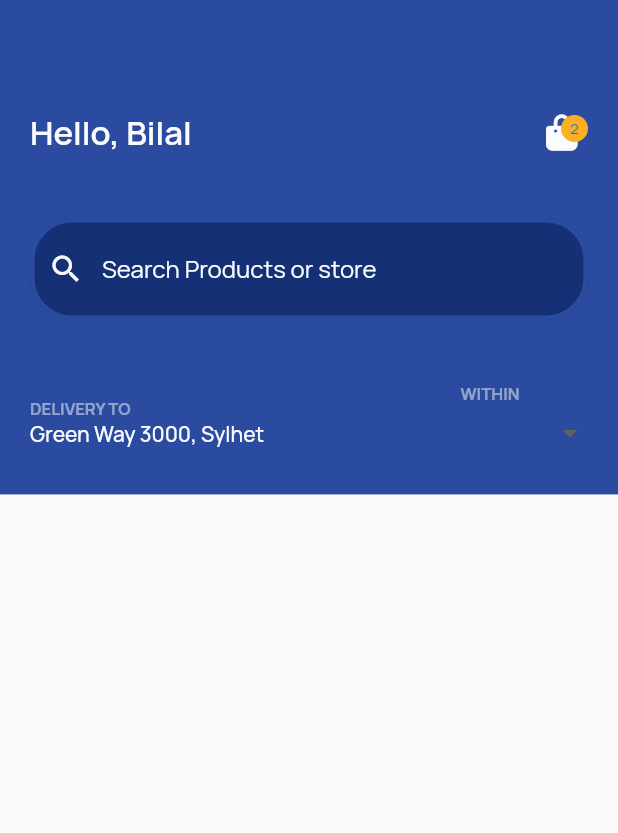
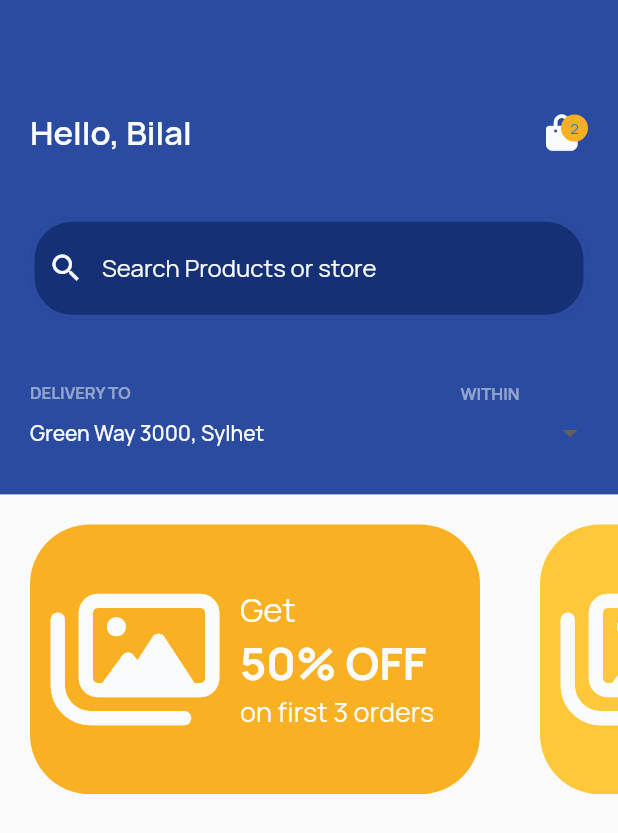
Before and after one commit to Bilal-05/Mini_Project_UI, a Flutter app: the MainMenuView screen opened by its route, on a phone screen of 412 x 824 dp. Shown: the top 833 px of the screen. Run offline on Flutter 3.47's test engine with Material 2 defaults, Android fonts, the phone set to English and light mode, and no system bars; drawn by our look-alikes of dropdown_button2; our stand-ins replace carousel_slider, font_awesome_flutter, lottie; project files that could hold a hidden picture were left out.

Commit message:
Coupons Added

```diff
--- a/lib/Screens/MainMenuView/mainmenu_view.dart
+++ b/lib/Screens/MainMenuView/mainmenu_view.dart
@@ -1,5 +1,6 @@
 import 'package:flutter/material.dart';
 import 'package:mini_project/Screens/MainMenuView/widget/FirstContainer_widgets/firstContainer_Combined.dart';
+import 'package:mini_project/Screens/MainMenuView/widget/Rest_of_the_screen_widgets/coupons.dart';
 
 class MainMenuView extends StatefulWidget {
   const MainMenuView({super.key});
@@ -10,13 +11,19 @@ class MainMenuView extends StatefulWidget {
 
 class _MainMenuViewState extends State<MainMenuView> {
   @override
+  @override
   Widget build(BuildContext context) {
-    return const Scaffold(
+    return Scaffold(
       body: SafeArea(
-        child: Column(
-          children: [
-            FirstContainer(),
-          ],
+        child: Container(
+          child: const SingleChildScrollView(
+            child: Column(
+              children: [
+                FirstContainer(),
+                Coupons(),
+              ],
+            ),
+          ),
         ),
       ),
     );
--- a/lib/Screens/MainMenuView/widget/FirstContainer_widgets/firstRow_Info.dart
+++ b/lib/Screens/MainMenuView/widget/FirstContainer_widgets/firstRow_Info.dart
@@ -12,7 +12,20 @@ class FirstRow extends StatefulWidget {
 }
 
 class _FirstRowState extends State<FirstRow> {
-  get itemNumber => Cart.inCart.length;
+  int? itemNumber;
+
+  void getItemNumber() {
+    setState(() {
+      itemNumber = Cart.inCart.length;
+    });
+  }
+
+  @override
+  void initState() {
+    getItemNumber();
+    // TODO: implement initState
+    super.initState();
+  }
 
   @override
   Widget build(BuildContext context) {
@@ -43,7 +56,7 @@ class _FirstRowState extends State<FirstRow> {
                       opacity: 0,
                       child: Text("1"),
                     )
-                  : itemNumber <= 9
+                  : itemNumber! <= 9
                       ? CircleAvatar(
                           radius: 9,
                           backgroundColor: PrimaryColors.primary3,
--- a/lib/Screens/MainMenuView/widget/FirstContainer_widgets/thirdRow_Info.dart
+++ b/lib/Screens/MainMenuView/widget/FirstContainer_widgets/thirdRow_Info.dart
@@ -15,6 +15,7 @@ class _ThirdRowState extends State<ThirdRow> {
     '2 Hours',
     '3 Hours',
   ];
+
   String? selectedValue;
 
   @override
@@ -36,12 +37,15 @@ class _ThirdRowState extends State<ThirdRow> {
                       color: TextColors.textColor1),
                 ),
               ),
-              Text(
-                "Green Way 3000, Sylhet",
-                style: TextStyle(
-                    fontSize: 14,
-                    fontWeight: FontWeight.w500,
-                    color: TextColors.textColor1),
+              Padding(
+                padding: EdgeInsets.symmetric(vertical: 10.0),
+                child: Text(
+                  "Green Way 3000, Sylhet",
+                  style: TextStyle(
+                      fontSize: 14,
+                      fontWeight: FontWeight.w500,
+                      color: TextColors.textColor1),
+                ),
               )
             ],
           ),
--- /dev/null
+++ b/lib/Screens/MainMenuView/widget/Rest_of_the_screen_widgets/coupons.dart
@@ -0,0 +1,86 @@
+import 'package:carousel_slider/carousel_slider.dart';
+import 'package:flutter/material.dart';
+import 'package:font_awesome_flutter/font_awesome_flutter.dart';
+import 'package:mini_project/Constants/colors.dart';
+import 'package:mini_project/Screens/OnBoardingView/onboarding_view.dart';
+
+class Coupons extends StatelessWidget {
+  const Coupons({super.key});
+
+  @override
+  Widget build(BuildContext context) {
+    List<Color> couponColor = [PrimaryColors.primary3, PrimaryColors.primary4];
+
+    List<String> percentValue = ["50", "25"];
+
+    List<String> orderNo = ["3", "2"];
+
+    return InkWell(
+      onTap: () {},
+      child: Container(
+        height: 200,
+        child: ListView.builder(
+          scrollDirection: Axis.horizontal,
+          itemCount: percentValue.length,
+          itemBuilder: (context, index) {
+            return Container(
+              margin: EdgeInsets.only(top: 20, left: 20, right: 20),
+              decoration: BoxDecoration(
+                borderRadius: BorderRadius.circular(40),
+                color: couponColor[index],
+              ),
+              height: 123,
+              width: 300,
+              child: Row(
+                children: [
+                  Column(
+                    mainAxisAlignment: MainAxisAlignment.center,
+                    children: [
+                      Container(
+                        width: 140,
+                        child: const Center(
+                          child: FaIcon(
+                            FontAwesomeIcons.images,
+                            size: 100,
+                            color: TextColors.textColor1,
+                          ),
+                        ),
+                      ),
+                    ],
+                  ),
+                  Column(
+                    crossAxisAlignment: CrossAxisAlignment.start,
+                    mainAxisAlignment: MainAxisAlignment.center,
+                    children: [
+                      const Text(
+                        "Get",
+                        style: TextStyle(
+                            color: TextColors.textColor1,
+                            fontSize: 22,
+                            fontWeight: FontWeight.w400),
+                      ),
+                      Text(
+                        "${percentValue[index]}% OFF",
+                        style: const TextStyle(
+                            color: TextColors.textColor1,
+                            fontSize: 30,
+                            fontWeight: FontWeight.w700),
+                      ),
+                      Text(
+                        "on first ${orderNo[index]} orders",
+                        style: const TextStyle(
+                            color: TextColors.textColor1,
+                            fontSize: 18,
+                            fontWeight: FontWeight.w400),
+                      ),
+                    ],
+                  ),
+                ],
+              ),
+            );
+          },
+        ),
+      ),
+    );
+  }
+}
--- /dev/null
+++ b/lib/Screens/MainMenuView/widget/Rest_of_the_screen_widgets/recommended.dart
@@ -0,0 +1,10 @@
+import 'package:flutter/material.dart';
+
+class MyWidget extends StatelessWidget {
+  const MyWidget({super.key});
+
+  @override
+  Widget build(BuildContext context) {
+    return const Placeholder();
+  }
+}
--- a/pubspec.yaml
+++ b/pubspec.yaml
@@ -37,6 +37,7 @@ dependencies:
   cupertino_icons: ^1.0.2
   font_awesome_flutter: ^10.5.0
   dropdown_button2: ^2.3.9
+  carousel_slider: ^4.2.1
 
 dev_dependencies:
   flutter_test:
```
Also changed, not shown: pubspec.lock.
